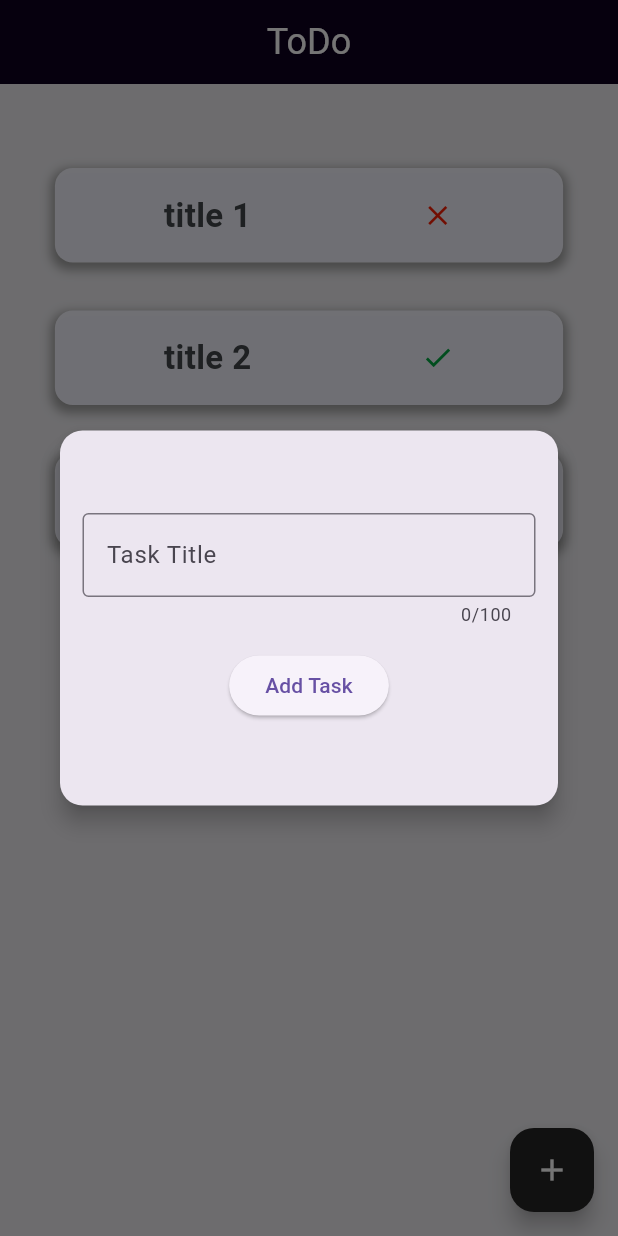
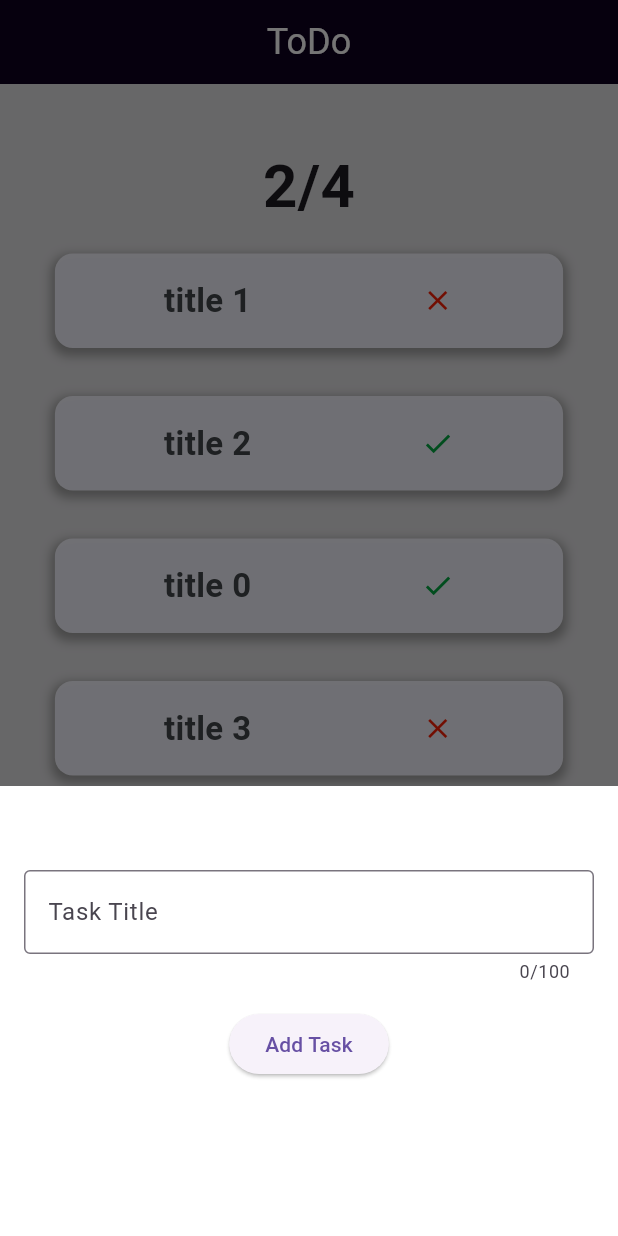
Before and after one commit to BNHDeveloper/todo-lists, a Flutter app: the screen it shows after launch, after a tap on the "add" icon, on a phone screen of 412 x 824 dp. Run offline on Flutter 3.47's test engine with Material 3 defaults, Android fonts, the phone set to English and light mode, and no system bars.

Commit message:
Add Counter

```diff
--- a/lib/main.dart
+++ b/lib/main.dart
@@ -1,15 +1,17 @@
 import 'package:flutter/material.dart';
 import 'package:todo_lists/classes/todo.dart';
 import 'package:todo_lists/widgets/todo-card.dart';
+import 'package:todo_lists/widgets/counter.dart';
 
 void main() {
   runApp(const MyApp());
 }
 
-// 2 15 01 PM
+// 3 00 50 AM
 List allTasks = [
   Todo(title: "title 1", finished: false, onTap: () {}),
   Todo(title: "title 2", finished: true, onTap: () {}),
+  Todo(title: "title 0", finished: true, onTap: () {}),
   Todo(title: "title 3", finished: false, onTap: () {}),
 ];
 
@@ -32,49 +34,50 @@ class HomeScreen extends StatefulWidget {
 }
 
 //  HomeScreen widget
-class _HomeScreenState extends State<HomeScreen>  {
+class _HomeScreenState extends State<HomeScreen> {
   // const HomeScreen({Key? key}) : super(key: key);
   final myController = TextEditingController();
   String todoTask = "";
   addTask() {
     setState(() {
       allTasks.add(
-        Todo(
-          title: myController.text,
-          finished: false,
-          onTap: () {},
-        ),
+        Todo(title: myController.text, finished: false, onTap: () {}),
       );
     });
   }
 
   @override
   Widget build(BuildContext context) {
+    int calculateTask() {
+      int tasks = 0;
+      allTasks.forEach((ele){
+        if (ele.finished) {
+          tasks++;
+        }}
+      );
+      return tasks;
+    }
+
     return Scaffold(
       floatingActionButton: FloatingActionButton(
         backgroundColor: Color.fromRGBO(38, 37, 37, 1),
         child: Icon(Icons.add, color: Colors.white),
         onPressed: () {
-          showDialog(
-            // isScrollControlled: bool.fromEnvironment(
-            //   'scrollControlled',
-            //   defaultValue: true,
-            // ),
+          showModalBottomSheet(
+            isScrollControlled: bool.fromEnvironment(
+              'scrollControlled',
+              defaultValue: true,
+            ),
             context: context,
             builder: (BuildContext context) {
-              return Dialog(
-                shadowColor: Colors.black,
-                shape: RoundedRectangleBorder(
-                  borderRadius: BorderRadius.circular(15),
-                ),
-                child: Container(
-                  height: 250,
-                  // color: Colors.white,
+              return Container(
+                height: 300,
+                color: Colors.white,
                 child: Column(
                   children: [
                     SizedBox(height: 40),
                     Padding(
-                        padding: const EdgeInsets.all(15),
+                      padding: const EdgeInsets.all(16.0),
                       child: TextField(
                         maxLength: 100,
                         decoration: InputDecoration(
@@ -93,13 +96,12 @@ class _HomeScreenState extends State<HomeScreen>  {
                     ),
                   ],
                 ),
-                ),
               );
             },
           );
         },
       ),
-      backgroundColor: Color(0xFFEDECF0),
+      backgroundColor: Color(0xFFE1E0E3),
       appBar: AppBar(
         title: const Text(
           'ToDo',
@@ -114,6 +116,7 @@ class _HomeScreenState extends State<HomeScreen>  {
           child: Column(
             children: [
               SizedBox(height: 40),
+              Counter(complited :calculateTask(),tasks: allTasks.length),
               ...allTasks.map(
                 (todo) => TodoCard(
                   title: todo.title,
--- /dev/null
+++ b/lib/widgets/counter.dart
@@ -0,0 +1,20 @@
+import 'package:flutter/material.dart';
+
+class Counter extends StatelessWidget {
+  final int tasks;
+  final int complited;
+
+  const Counter({
+    super.key,
+    required this.tasks,
+    required this.complited,
+  });
+
+  @override
+  Widget build(BuildContext context) {
+    return  Text(
+              "$complited/$tasks",
+              style: TextStyle(fontSize: 40, fontWeight: FontWeight.bold),
+            );
+  }
+}
```
Lines whose indentation alone changed are shown as unchanged.
